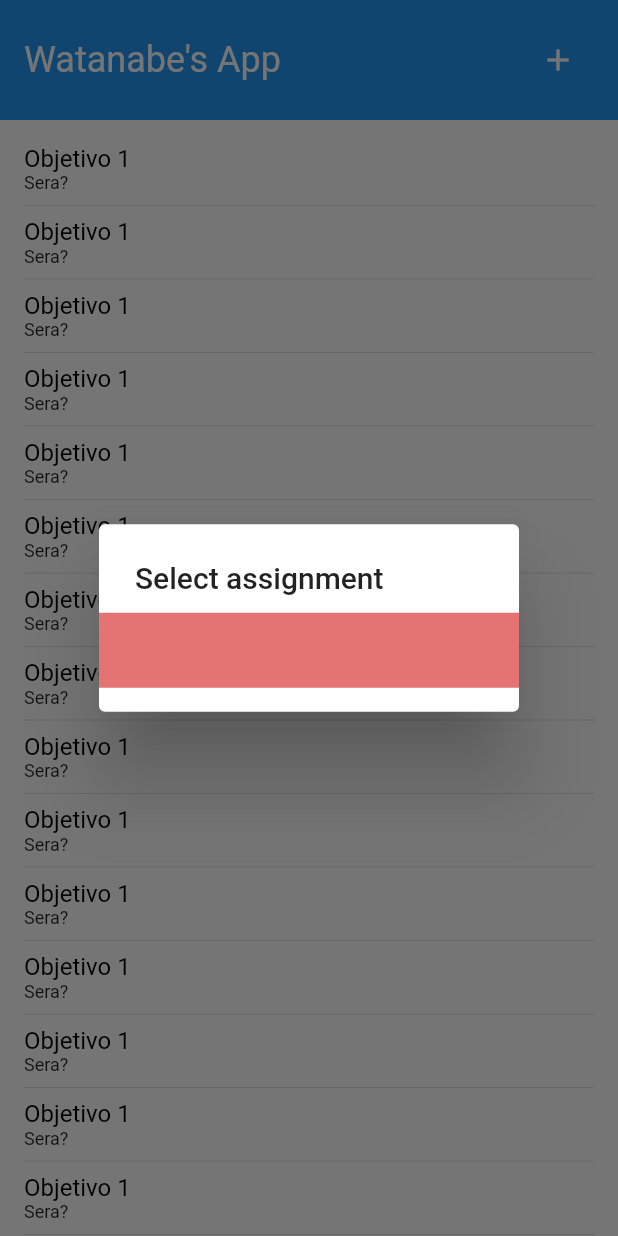
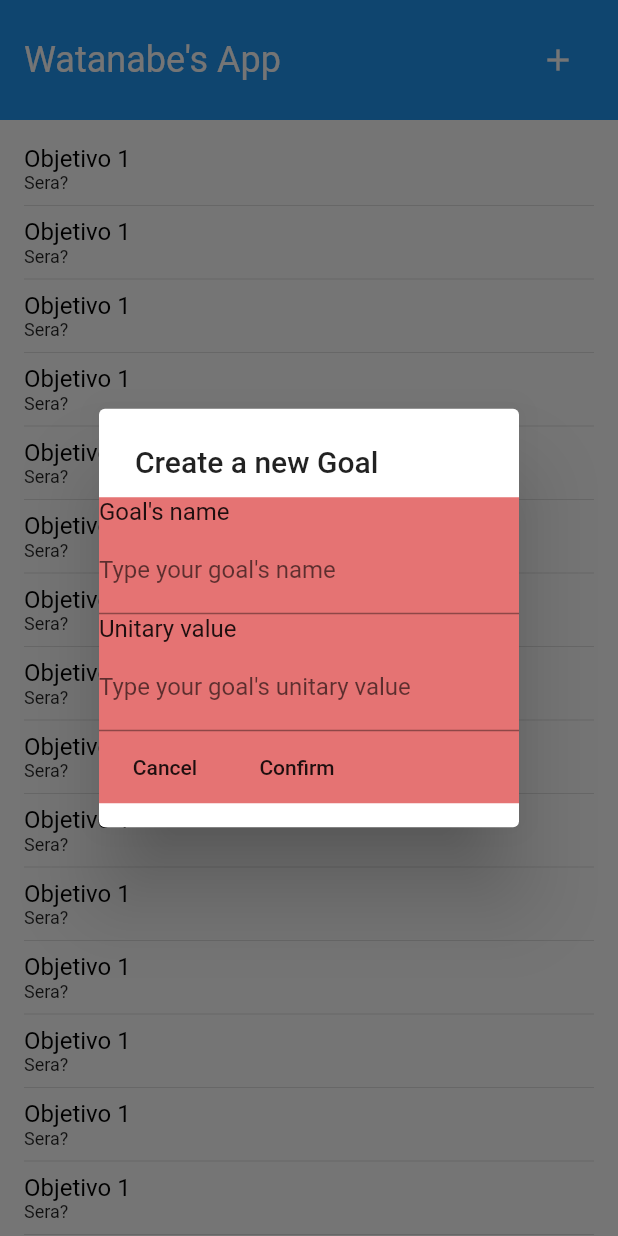
Before and after one commit to vmwatanabe/cut-it-and-profit, a Flutter app: the screen it shows after launch, after a tap on the "add" icon, on a phone screen of 412 x 824 dp. Run offline on Flutter 3.47's test engine with Material 2 defaults, Android fonts, the phone set to English and light mode, and no system bars.

Commit message:
HOME: - Melhoria no Popup de adição de meta

```diff
--- a/lib/widgets/home/home.dart
+++ b/lib/widgets/home/home.dart
@@ -7,34 +7,83 @@ class Home extends StatefulWidget {
   _HomeState createState() => _HomeState();
 }
 
-class _HomeState extends State<Home> with SingleTickerProviderStateMixin {
-  AnimationController _controller;
+class _HomeState extends State<Home> {
+  TextEditingController _newGoalName;
+  TextEditingController _newGoalValue;
 
   @override
   void initState() {
     super.initState();
-    _controller = AnimationController(vsync: this);
+    _newGoalName = TextEditingController();
+    _newGoalValue = TextEditingController();
   }
 
   @override
   void dispose() {
+    _newGoalName.dispose();
+    _newGoalValue.dispose();
     super.dispose();
-    _controller.dispose();
   }
 
-  void _showDialog() {
-    showDialog(
+  Future<void> _showDialog() async {
+    switch (await showDialog(
         context: context,
         builder: (BuildContext context) {
           return SimpleDialog(
-              title: const Text('Select assignment'),
+              title: const Text('Create a new Goal'),
               children: <Widget>[
                 Container(
-                  height: 50,
-                  color: Colors.red[300],
-                )
+                    color: Colors.red[300],
+                    child: Column(
+                      children: <Widget>[
+                        Column(
+                          crossAxisAlignment: CrossAxisAlignment.start,
+                          children: <Widget>[
+                            const Text('Goal\'s name'),
+                            TextField(
+                                controller: _newGoalName,
+                                decoration: InputDecoration(
+                                    labelText: 'Type your goal\'s name')),
+                          ],
+                        ),
+                        Column(
+                          crossAxisAlignment: CrossAxisAlignment.start,
+                          children: <Widget>[
+                            const Text('Unitary value'),
+                            TextField(
+                                controller: _newGoalValue,
+                                decoration: InputDecoration(
+                                    labelText:
+                                        'Type your goal\'s unitary value')),
+                          ],
+                        ),
+                        Row(
+                          children: <Widget>[
+                            FlatButton(
+                              onPressed: () {
+                                Navigator.pop(context, false);
+                              },
+                              child: const Text('Cancel'),
+                            ),
+                            FlatButton(
+                              onPressed: () {
+                                Navigator.pop(context, true);
+                              },
+                              child: const Text('Confirm'),
+                            ),
+                          ],
+                        )
+                      ],
+                    ))
               ]);
-        });
+        })) {
+      case true:
+        print('true');
+        break;
+      case false:
+        print('false');
+        break;
+    }
   }
 
   @override
```
